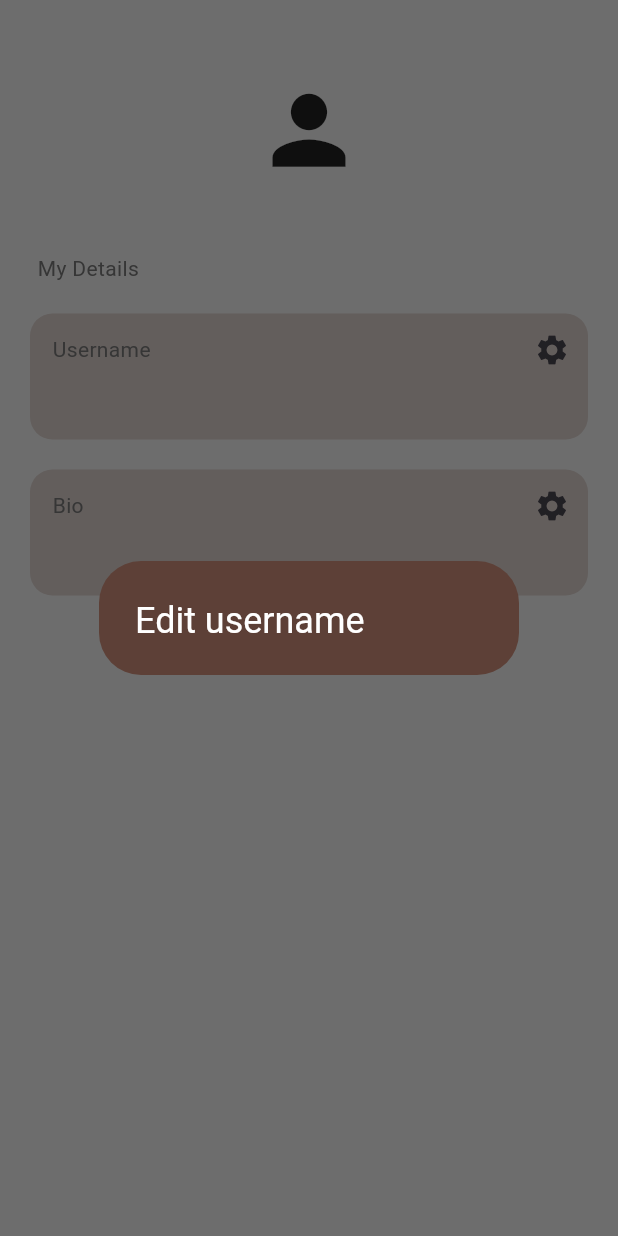
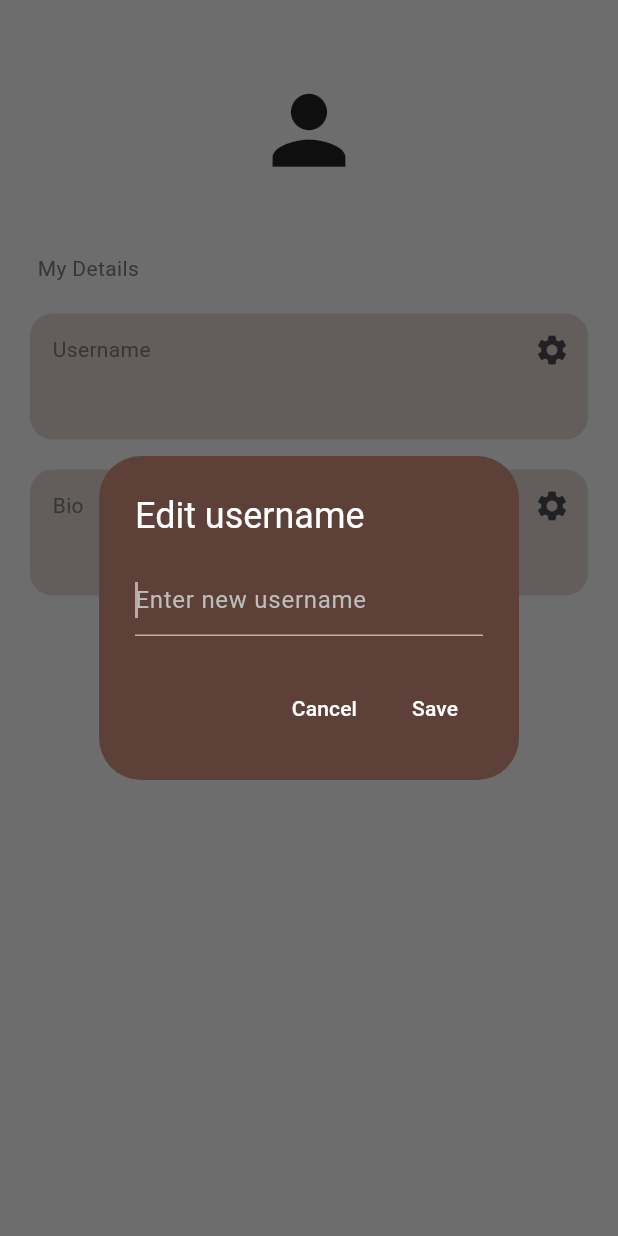
Before and after one commit to yuzuriaichi/learningfirebase, a Flutter app: the ProfilePage screen opened by its route, after a tap on the "settings" icon, on a phone screen of 412 x 824 dp. Run offline on Flutter 3.47's test engine with Material 3 defaults, Android fonts, the phone set to English and light mode, and no system bars; our stand-ins replace cloud_firestore, firebase_auth, firebase_core, google_nav_bar; accounts and stored records are empty.

Commit message:
Update profile_page.dart

```diff
--- a/lib/pages/profile_page.dart
+++ b/lib/pages/profile_page.dart
@@ -16,6 +16,9 @@ class _ProfilePageState extends State<ProfilePage> {
   //user
   final currentUser = FirebaseAuth.instance.currentUser!;
 
+  //all users
+  final usersCollection = FirebaseFirestore.instance.collection('Users');
+
   //edit field
   Future<void> editField(String field) async {
     String newValue = "";
@@ -27,8 +30,48 @@ class _ProfilePageState extends State<ProfilePage> {
           "Edit $field",
           style: TextStyle(color: Colors.white),
         ),
+        content: TextField(
+          cursorColor: Colors.brown[200],
+          autofocus: true,
+          style: TextStyle(color: Colors.white),
+          decoration: InputDecoration(
+            hintText: "Enter new $field",
+            hintStyle: TextStyle(color: Colors.grey[400]),
+            focusedBorder: UnderlineInputBorder(
+              borderSide: BorderSide(color: Color(0xFFC9B09A)),
+            ),
+          ),
+          onChanged: (value) {
+            newValue = value;
+          },
+        ),
+        actions: [
+          //cancle button
+          TextButton(
+            onPressed: () => Navigator.pop(context),
+            child: Text(
+              'Cancel',
+              style: TextStyle(color: Colors.white),
+            ),
+          ),
+
+          //save button
+          TextButton(
+            onPressed: () => Navigator.of(context).pop(newValue),
+            child: Text(
+              'Save',
+              style: TextStyle(color: Colors.white),
+            ),
+          ),
+        ],
       ),
     );
+
+    //update in firestore database
+    if (newValue.trim().isNotEmpty) {
+      //update when only ada update
+      await usersCollection.doc(currentUser.email).update({field: newValue});
+    }
   }
 
   @override
```
